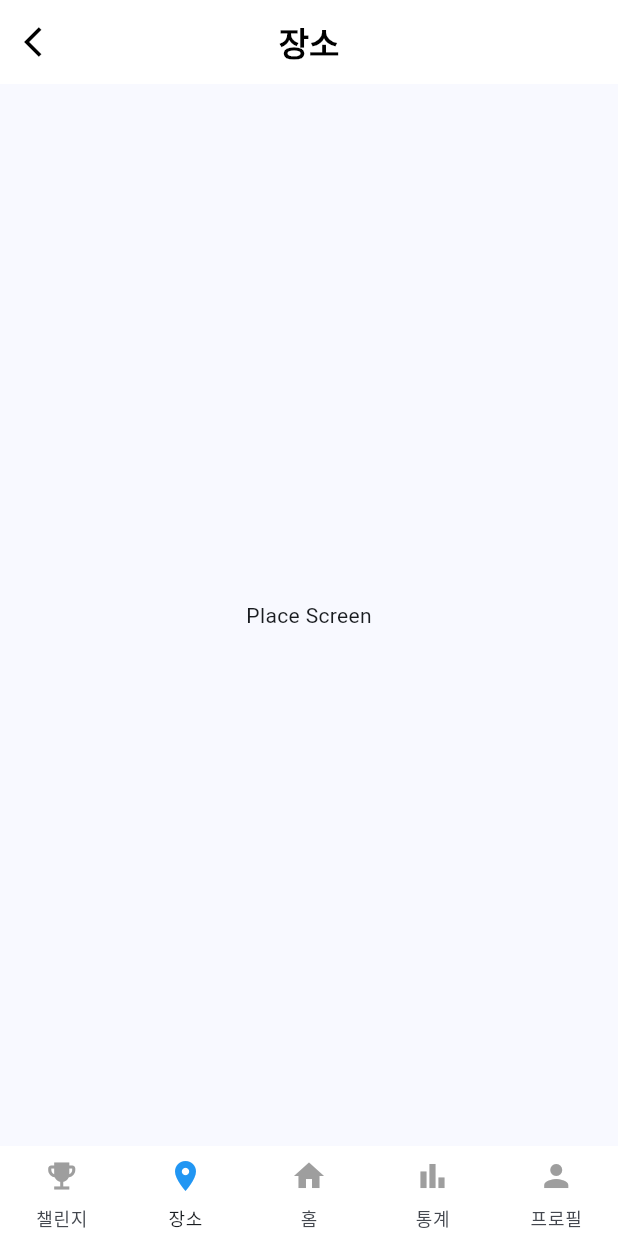
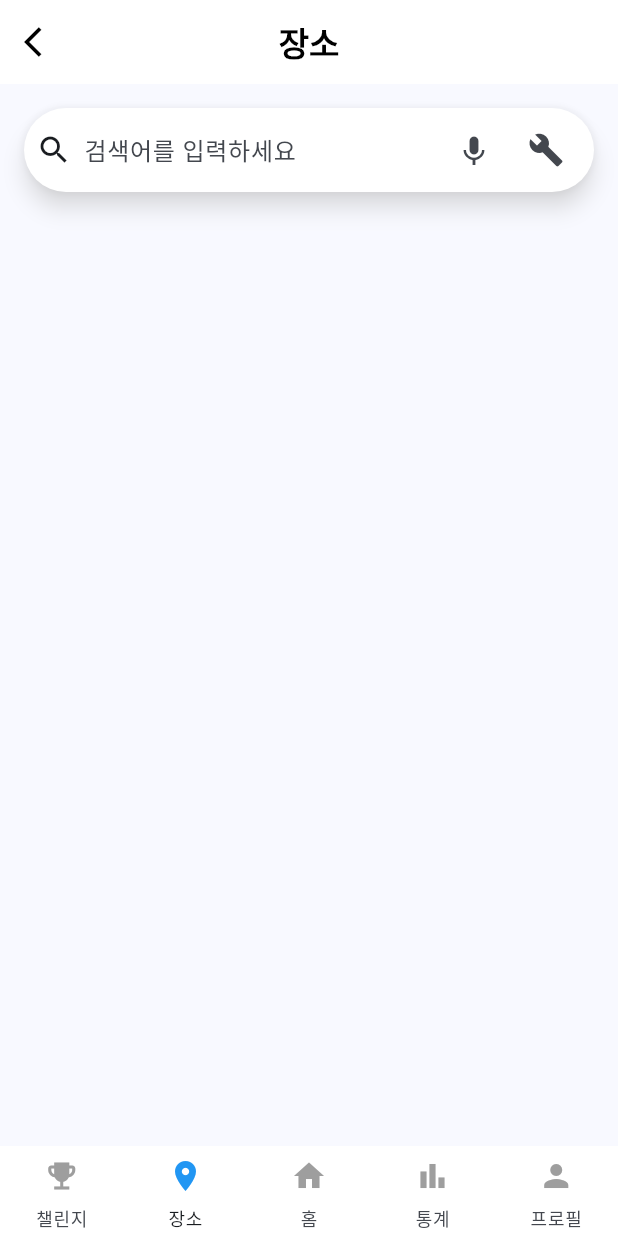
Before and after one commit to zeeeyeon/ssafy_common_project, a Flutter app: the screen it shows after launch, item 2 of the bottom bar chosen, on a phone screen of 412 x 824 dp. Run offline on Flutter 3.47's test engine with Material 3 defaults, Android fonts, the phone set to English and light mode, and no system bars; our stand-ins replace dio, flutter_riverpod, go_router; Roboto replaces fonts that are missing (Pretendard).

Commit message:
[S12P11E206-224] [FE] Design: 장소 검색 화면 디자인

```diff
--- /dev/null
+++ b/front/lib/features/place/components/place_form.dart
@@ -0,0 +1,58 @@
+// place_form.dart
+import 'package:flutter/material.dart';
+import 'package:flutter_riverpod/flutter_riverpod.dart';
+import 'package:kkulkkulk/features/place/view_models/search_place_view_model.dart';
+
+class PlaceForm extends ConsumerWidget {
+  const PlaceForm({super.key});
+
+  @override
+  Widget build(BuildContext context, WidgetRef ref) {
+    final searchPlaceViewModel = ref.watch(searchPlaceViewModelProvider);
+
+    return Column(
+      children: [
+        SearchBar(
+          controller: searchPlaceViewModel.keywordController,
+          leading: Icon(Icons.search),
+          shadowColor: WidgetStatePropertyAll(Colors.white),
+          overlayColor: WidgetStatePropertyAll(Colors.white),
+          trailing: [
+            // 'X' 버튼은 keywordController.text가 비어있지 않으면 보이도록 설정
+            if (searchPlaceViewModel.keywordController.text.isNotEmpty)
+              IconButton(
+                onPressed: () {
+                  print(searchPlaceViewModel.keywordController.text);
+                  // X 버튼 클릭 시 텍스트 초기화
+                  searchPlaceViewModel.clearKeyword();
+
+                  print(searchPlaceViewModel.keywordController.text);
+                },
+                icon: Icon(Icons.close),
+              ),
+            if (searchPlaceViewModel.keywordController.text.isEmpty)
+              IconButton(
+                onPressed: () {
+                  // 음성 입력 기능 처리
+                },
+                icon: Icon(Icons.keyboard_voice),
+              ),
+            if (searchPlaceViewModel.keywordController.text.isEmpty)
+              IconButton(
+                onPressed: () {
+                  // 기타 버튼 기능 처리
+                },
+                icon: Icon(Icons.build),
+              ),
+          ],
+          hintText: "검색어를 입력하세요",
+          backgroundColor: WidgetStatePropertyAll(Colors.white),
+          onChanged: (value) {
+            searchPlaceViewModel.updateKeyword(value);
+          },
+
+        ),
+      ],
+    );
+  }
+}
--- a/front/lib/features/place/screens/place_screen.dart
+++ b/front/lib/features/place/screens/place_screen.dart
@@ -1,15 +1,17 @@
 import 'package:flutter/material.dart';
 import 'package:kkulkkulk/common/widgets/layout/custom_app_bar.dart';
+import 'package:kkulkkulk/features/place/components/place_form.dart';
 
 class PlaceScreen extends StatelessWidget {
   const PlaceScreen({super.key});
 
   @override
   Widget build(BuildContext context) {
-    return const Scaffold(
+    return Scaffold(
       appBar: CustomAppBar(title: '장소'),
-      body: Center(
-        child: Text('Place Screen'),
+      body: Padding(
+        padding: const EdgeInsets.all(16.0),
+        child: PlaceForm(),
       ),
     );
   }
--- /dev/null
+++ b/front/lib/features/place/view_models/search_place_view_model.dart
@@ -0,0 +1,24 @@
+import 'package:flutter/material.dart';
+import 'package:flutter_riverpod/flutter_riverpod.dart';
+
+class SearchPlaceViewModel extends ChangeNotifier {
+
+  final TextEditingController keywordController = TextEditingController();
+
+  // 텍스트 초기화
+  void clearKeyword() {
+    keywordController.clear(); // 상태를 빈 문자열로 업데이트하여 UI 갱신을 트리거
+    notifyListeners();
+  }
+
+  // 텍스트가 변경될 때 호출되는 메서드
+  void updateKeyword(String value) {
+    keywordController.text = value; // 텍스트 변경
+    notifyListeners(); // 상태 변경을 알리기 위해 notifyListeners 호출
+  }
+
+}
+
+final searchPlaceViewModelProvider = ChangeNotifierProvider<SearchPlaceViewModel>((ref) {
+  return SearchPlaceViewModel();
+});
```
